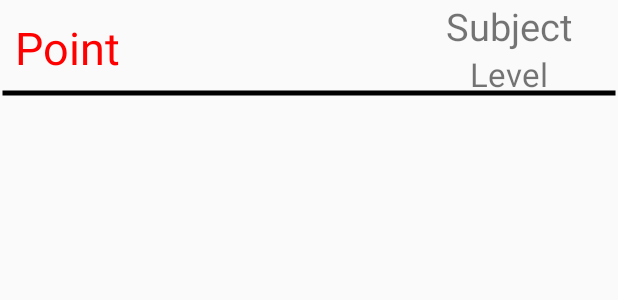
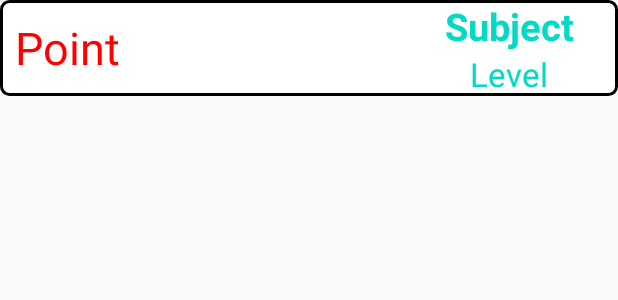
Before and after one commit to HaiDang772002/ProjectGame, an Android app: the layout myhistory_item.xml on its own in the app's theme, with its tools: preview values and no code run, on a phone screen of 412 x 824 dp. Shown: the top 300 px of the screen. Run offline under Robolectric (Android 15) with nearby library versions, the phone set to English and light mode, and no system bars.

Commit message:
Update 13/12

```diff
--- a/app/src/main/java/com/example/quizgame/Database.java
+++ b/app/src/main/java/com/example/quizgame/Database.java
@@ -10,8 +10,8 @@ import java.lang.reflect.Type;
 import java.util.ArrayList;
 
 public class Database {
-    private SharedPreferences taskDatabase;
-    private Gson gson;
+    private final SharedPreferences taskDatabase;
+    private final Gson gson;
     public Database(Context context){
           taskDatabase=context.getSharedPreferences("taskDatabase",Context.MODE_PRIVATE);
           gson=new Gson();
--- a/app/src/main/java/com/example/quizgame/PointFragment.java
+++ b/app/src/main/java/com/example/quizgame/PointFragment.java
@@ -53,7 +53,6 @@ Button complete_btn, share_btn;
         super.onDestroyView();
         QuestionFragment.point=0;
         QuestionFragment.count=0;
-        Collections.shuffle(QuestionFragment.intList);
     }
     private void saveData(){
         Database database=new Database(requireContext());
--- a/app/src/main/java/com/example/quizgame/QuestionFragment.java
+++ b/app/src/main/java/com/example/quizgame/QuestionFragment.java
@@ -35,8 +35,10 @@ TextView myQuestion;
                              Bundle savedInstanceState) {
         // Inflate the layout for this fragment
        View view= inflater.inflate(R.layout.fragment_question, container, false);
+
         int index=PlayFragment.subject*5+intList.get(QuestionFragment.count);
         String questionItem=QuestionList.Question[index][LevelFragment.level];
+
        myQuestionOrder=view.findViewById(R.id.question_order);
        myQuestion=view.findViewById(R.id.myquestion);
        myQuestion.setText(questionItem);
@@ -45,6 +47,7 @@ TextView myQuestion;
       myAnswer1.setOnClickListener(this);
       myAnswer2.setOnClickListener(this);
       myQuestionOrder.setOnClickListener(this);
+
       myQuestionOrder.setText(count + 1 +"/5");
        return view;
     }
--- a/app/src/main/res/layout/myhistory_item.xml
+++ b/app/src/main/res/layout/myhistory_item.xml
@@ -6,7 +6,7 @@
         android:layout_width="match_parent"
         android:layout_height="wrap_content"
         android:orientation="horizontal"
-        android:background="@drawable/informationborder"
+        android:background="@drawable/border"
         >
 
         <TextView
@@ -17,7 +17,8 @@
             android:gravity="center_vertical"
             android:text="Point"
             android:textColor="@color/red"
-            android:textSize="30dp"></TextView>
+            android:textSize="30dp"
+            ></TextView>
 
         <LinearLayout
             android:layout_width="match_parent"
@@ -31,7 +32,9 @@
                 android:layout_height="wrap_content"
                 android:text="Subject"
                 android:textSize="25dp"
+                android:textColor="@color/teal_200"
                 android:layout_gravity="center"
+                android:textStyle="bold"
                 ></TextView>
 
             <TextView
@@ -40,6 +43,7 @@
                 android:layout_height="wrap_content"
                 android:text="Level"
                 android:textSize="22dp"
+                android:textColor="@color/teal_200"
                 android:layout_gravity="center"
                 ></TextView>
         </LinearLayout>
```
Also changed, not shown: app/src/main/java/com/example/quizgame/LevelFragment.java (+8 -1 lines).
